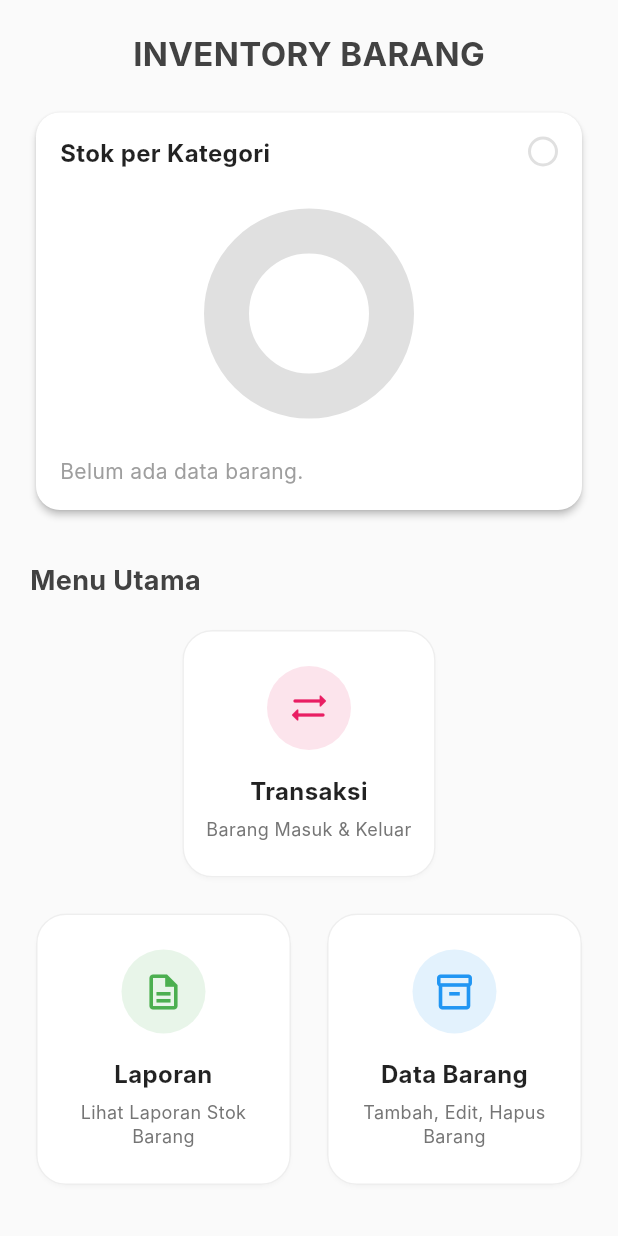
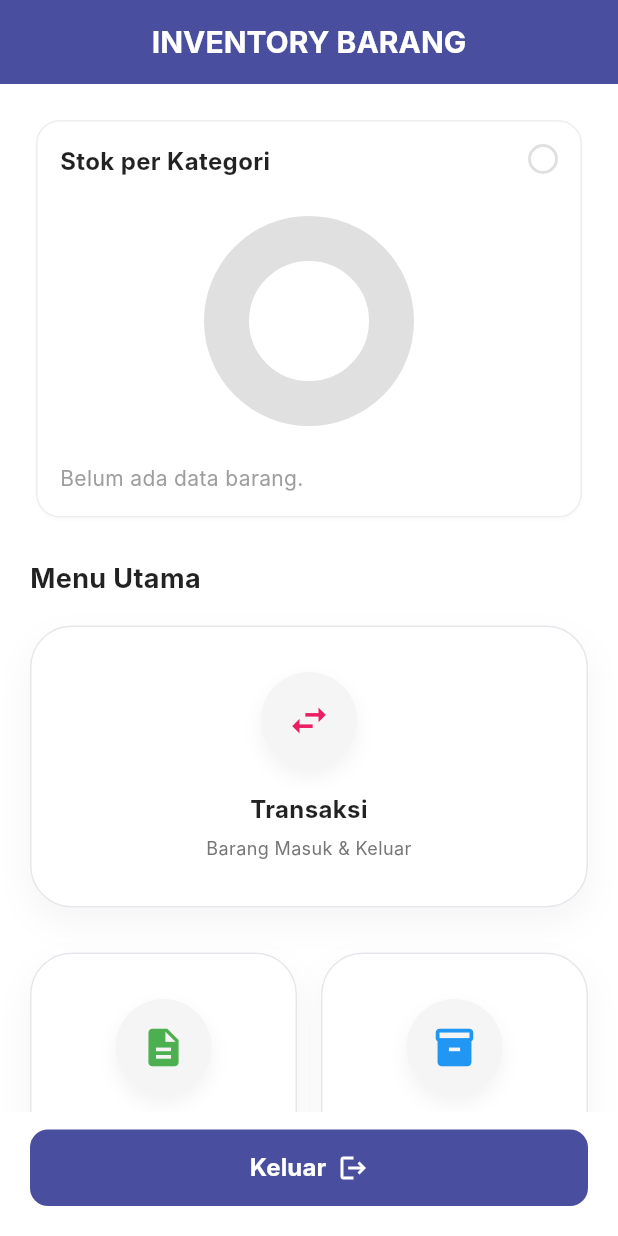
Before and after one commit to Bissmln/KP, a Flutter app: the screen it shows after launch, on a phone screen of 412 x 824 dp. Run offline on Flutter 3.47's test engine with Material 3 defaults, Android fonts, the phone set to English and light mode, and no system bars; drawn by our look-alikes of fl_chart; our stand-ins replace cloud_firestore, firebase_core; accounts and stored records are empty; Roboto replaces fonts that are missing (Inter).

```diff
--- a/lib/ui/dashboard_page.dart
+++ b/lib/ui/dashboard_page.dart
@@ -2,6 +2,10 @@
 import 'package:flutter/material.dart';
 import 'package:fl_chart/fl_chart.dart';
 import 'package:cloud_firestore/cloud_firestore.dart';
+import 'dart:async';
+import 'package:flutter/services.dart'; // Untuk SystemNavigator.pop()
+
+// Pastikan Anda juga sudah punya file-file ini di folder /ui:
 import 'daftar_barang_page.dart';
 import 'daftar_transaksi_page.dart';
 import 'laporan_page.dart';
@@ -14,7 +18,7 @@ class DashboardPage extends StatefulWidget {
 }
 
 class _DashboardPageState extends State<DashboardPage> {
-  // Daftar warna untuk kategori
+  // Daftar warna untuk palet chart
   final List<Color> colorPalette = [
     Colors.blue,
     Colors.green,
@@ -26,7 +30,7 @@ class _DashboardPageState extends State<DashboardPage> {
     Colors.amber,
   ];
 
-  // Fungsi untuk memproses data dari Firestore
+  // Fungsi untuk memproses data dari Firestore untuk chart
   Map<String, dynamic> _prosesDataSnapshot(List<QueryDocumentSnapshot> docs) {
     Map<String, double> dataKategori = {};
     Map<String, Color> warnaKategori = {};
@@ -37,11 +41,8 @@ class _DashboardPageState extends State<DashboardPage> {
       if (kategori.isEmpty) {
         kategori = 'Lainnya';
       }
-
       num stok = data['stok_awal'] ?? 0;
-
       dataKategori[kategori] = (dataKategori[kategori] ?? 0) + stok.toDouble();
-
       if (!warnaKategori.containsKey(kategori)) {
         warnaKategori[kategori] =
             colorPalette[warnaKategori.length % colorPalette.length];
@@ -52,64 +53,84 @@ class _DashboardPageState extends State<DashboardPage> {
 
   @override
   Widget build(BuildContext context) {
+    const Color primaryColor = Color(0xFF4A4E9E); // Warna ungu utama
+
     return Scaffold(
-      backgroundColor: Colors.grey[50],
+      backgroundColor: Colors.white,
+      appBar: AppBar(
+        title: const Text(
+          'INVENTORY BARANG',
+          style: TextStyle(
+            color: Colors.white,
+            fontWeight: FontWeight.bold,
+            fontSize: 20,
+          ),
+        ),
+        backgroundColor: primaryColor,
+        centerTitle: true,
+        elevation: 0,
+        automaticallyImplyLeading: false, // Hilangkan tombol back di AppBar
+      ),
       body: SafeArea(
-        child: SingleChildScrollView(
-          padding: const EdgeInsets.all(20.0),
+        // 1. Body utama menggunakan Column agar bisa dibagi jadi 2 bagian
         child: Column(
           crossAxisAlignment: CrossAxisAlignment.start,
           children: [
-              Center(
-                child: Text(
-                  'INVENTORY BARANG',
-                  style: TextStyle(
-                    fontSize: 22,
-                    fontWeight: FontWeight.bold,
-                    color: Colors.grey[800],
-                  ),
-                ),
-              ),
-              const SizedBox(height: 20),
-
-              // KARTU PIE CHART DIBUNGKUS STREAMBUILDER
+            // 2. BAGIAN KONTEN (SCROLLABLE)
+            Expanded(
+              // Expanded mengisi semua ruang yang tersisa
+              child: SingleChildScrollView(
+                // Konten ini sekarang bisa di-scroll jika layarnya pendek
+                padding: const EdgeInsets.fromLTRB(20, 20, 20, 0),
+                child: Column(
+                  crossAxisAlignment: CrossAxisAlignment.start,
+                  children: [
                     _buildChartStream(),
-
-              const SizedBox(height: 30),
+                    const SizedBox(height: 24),
                     Text(
                       'Menu Utama',
                       style: TextStyle(
                         fontSize: 18,
                         fontWeight: FontWeight.bold,
-                  color: Colors.grey[800],
+                        color: Colors.black87,
                       ),
                     ),
-              const SizedBox(height: 16),
+                    const SizedBox(height: 12),
                     _buildMenuGrid(),
-              const SizedBox(height: 30),
-              _buildLogoutButton(),
+                    const SizedBox(height: 20), // Spasi di akhir area scroll
                   ],
                 ),
+              ),
+            ),
+
+            // 3. BAGIAN TOMBOL (STATIS/TIDAK SCROLL)
+            // Tombol ini ada di luar Expanded, jadi akan menempel di bawah
+            Padding(
+              padding: const EdgeInsets.fromLTRB(20, 12, 20, 20),
+              child: _buildLogoutButton(),
+            ),
+          ],
         ),
       ),
     );
   }
 
-  // Widget baru untuk StreamBuilder Pie Chart
+  // Widget untuk StreamBuilder Pie Chart
   Widget _buildChartStream() {
     return StreamBuilder<QuerySnapshot>(
       stream: FirebaseFirestore.instance.collection('barang').snapshots(),
       builder: (context, snapshot) {
         if (snapshot.connectionState == ConnectionState.waiting) {
-          return _buildLoadingChartCard();
+          return _buildLoadingChartCard(); // Tampilan loading
         }
         if (snapshot.hasError) {
           return const Center(child: Text('Error memuat data chart'));
         }
         if (!snapshot.hasData || snapshot.data!.docs.isEmpty) {
-          return _buildChartCard({}, {});
+          return _buildChartCard({}, {}); // Tampilan data kosong
         }
 
+        // Proses data jika berhasil didapat
         var processedData = _prosesDataSnapshot(snapshot.data!.docs);
         Map<String, double> dataKategori = processedData['data'];
         Map<String, Color> warnaKategori = processedData['warna'];
@@ -119,11 +140,15 @@ class _DashboardPageState extends State<DashboardPage> {
     );
   }
 
-  // Widget untuk tampilan loading chart
+  // Tampilan kartu loading
   Widget _buildLoadingChartCard() {
     return Card(
-      elevation: 2,
-      shape: RoundedRectangleBorder(borderRadius: BorderRadius.circular(16)),
+      elevation: 1,
+      shadowColor: Colors.black.withOpacity(0.1),
+      shape: RoundedRectangleBorder(
+        borderRadius: BorderRadius.circular(16),
+        side: BorderSide(color: Colors.grey[200]!, width: 1),
+      ),
       color: Colors.white,
       child: Container(
         height: 250,
@@ -141,7 +166,9 @@ class _DashboardPageState extends State<DashboardPage> {
             ),
             const Expanded(
               child: Center(
-                child: CircularProgressIndicator(),
+                child: CircularProgressIndicator(
+                  color: Color(0xFF4A4E9E),
+                ),
               ),
             ),
             const Text('Memuat data...', style: TextStyle(color: Colors.grey)),
@@ -151,12 +178,16 @@ class _DashboardPageState extends State<DashboardPage> {
     );
   }
 
-  // Widget kartu Pie Chart
+  // Tampilan kartu Pie Chart setelah data dimuat
   Widget _buildChartCard(
       Map<String, double> dataKategori, Map<String, Color> warnaKategori) {
     return Card(
-      elevation: 2,
-      shape: RoundedRectangleBorder(borderRadius: BorderRadius.circular(16)),
+      elevation: 1,
+      shadowColor: Colors.black.withOpacity(0.1),
+      shape: RoundedRectangleBorder(
+        borderRadius: BorderRadius.circular(16),
+        side: BorderSide(color: Colors.grey[200]!, width: 1),
+      ),
       color: Colors.white,
       child: Stack(
         children: [
@@ -175,13 +206,14 @@ class _DashboardPageState extends State<DashboardPage> {
                 ),
                 const SizedBox(height: 20),
                 SizedBox(
-                  height: 150,
+                  height: 150, // Tinggi Pie Chart
                   child: PieChart(
                     PieChartData(
-                      sections: _generateChartSections(dataKategori, warnaKategori),
+                      sections:
+                          _generateChartSections(dataKategori, warnaKategori),
                       borderData: FlBorderData(show: false),
                       sectionsSpace: 2,
-                      centerSpaceRadius: 40,
+                      centerSpaceRadius: 40, // Ukuran lubang tengah
                     ),
                   ),
                 ),
@@ -208,7 +240,7 @@ class _DashboardPageState extends State<DashboardPage> {
     );
   }
 
-  // Fungsi untuk membuat section PieChart secara dinamis
+  // Fungsi untuk generate bagian-bagian Pie Chart
   List<PieChartSectionData> _generateChartSections(
       Map<String, double> dataKategori, Map<String, Color> warnaKategori) {
     if (dataKategori.isEmpty) {
@@ -231,11 +263,12 @@ class _DashboardPageState extends State<DashboardPage> {
     }).toList();
   }
 
-  // Fungsi untuk membuat Legend secara dinamis
+  // Fungsi untuk generate legenda di bawah Pie Chart
   Widget _buildDynamicLegend(
       Map<String, double> dataKategori, Map<String, Color> warnaKategori) {
     if (dataKategori.isEmpty) {
-      return const Text('Belum ada data barang.', style: TextStyle(color: Colors.grey));
+      return const Text('Belum ada data barang.',
+          style: TextStyle(color: Colors.grey));
     }
     return Wrap(
       spacing: 16.0,
@@ -249,6 +282,7 @@ class _DashboardPageState extends State<DashboardPage> {
     );
   }
 
+  // Tampilan satu item legenda
   Widget _buildLegendItem(Color color, String text) {
     return Row(
       mainAxisSize: MainAxisSize.min,
@@ -260,64 +294,59 @@ class _DashboardPageState extends State<DashboardPage> {
     );
   }
 
-  // --- FUNGSI MENU GRID YANG DIPERBARUI SESUAI GAMBAR ---
+  // Tampilan grid menu
    Widget _buildMenuGrid() {
     return Column(
       children: [
-        // 1. Kartu Transaksi (lebar penuh)
         _buildMenuCard(
-          icon: Icons.sync_alt_rounded,
-          iconColor: const Color(0xFFE91E63), // Pink
-          iconBackgroundColor: const Color(0xFFFCE4EC), // Pink light
+          icon: Icons.swap_horiz,
+          iconColor: const Color(0xFFE91E63),
+          iconBackgroundColor: const Color(0xFFF5F5F5),
           title: 'Transaksi',
           subtitle: 'Barang Masuk & Keluar',
           onTap: () {
-            print('KARTU TRANSAKSI DIKLIK!');
             Navigator.push(
               context,
-              MaterialPageRoute(builder: (context) => const DaftarTransaksiPage()),
+              MaterialPageRoute(
+                builder: (context) => const DaftarTransaksiPage(),
+              ),
             );
           },
         ),
-
-        const SizedBox(height: 16),
-
-        // 2. Baris untuk Laporan dan Data Barang
+        const SizedBox(height: 18),
         Row(
           children: [
-            // Kartu Laporan (Setengah lebar)
             Expanded(
               child: _buildMenuCard(
-                icon: Icons.description_outlined,
-                iconColor: const Color(0xFF4CAF50), // Green
-                iconBackgroundColor: const Color(0xFFE8F5E9), // Green light
+                icon: Icons.description,
+                iconColor: const Color(0xFF4CAF50),
+                iconBackgroundColor: const Color(0xFFF5F5F5),
                 title: 'Laporan',
                 subtitle: 'Lihat Laporan Stok Barang',
                 onTap: () {
-                  print('CARD LAPORAN DIKLIK!');
                   Navigator.push(
                     context,
-                    MaterialPageRoute(builder: (context) => const LaporanPage()),
+                    MaterialPageRoute(
+                      builder: (context) => const LaporanPage(),
+                    ),
                   );
                 },
               ),
             ),
-
             const SizedBox(width: 16),
-
-            // Kartu Data Barang (Setengah lebar)
             Expanded(
               child: _buildMenuCard(
-                icon: Icons.inventory_2_outlined,
-                iconColor: const Color(0xFF2196F3), // Blue
-                iconBackgroundColor: const Color(0xFFE3F2FD), // Blue light
+                icon: Icons.inventory_2,
+                iconColor: const Color(0xFF2196F3),
+                iconBackgroundColor: const Color(0xFFF5F5F5),
                 title: 'Data Barang',
                 subtitle: 'Tambah, Edit, Hapus Barang',
                 onTap: () {
-                  print('KARTU DATA BARANG DIKLIK!');
                   Navigator.push(
                     context,
-                    MaterialPageRoute(builder: (context) => const DaftarBarangPage()),
+                    MaterialPageRoute(
+                      builder: (context) => const DaftarBarangPage(),
+                    ),
                   );
                 },
               ),
@@ -328,7 +357,6 @@ class _DashboardPageState extends State<DashboardPage> {
     );
   }
 
-  // Widget untuk membuat kartu menu yang diperbarui
   Widget _buildMenuCard({
     required IconData icon,
     required Color iconColor,
@@ -337,40 +365,57 @@ class _DashboardPageState extends State<DashboardPage> {
     required String subtitle,
     required VoidCallback onTap,
   }) {
-    return Card(
-      elevation: 1,
-      shadowColor: Colors.black.withOpacity(0.1),
-      shape: RoundedRectangleBorder(
-        borderRadius: BorderRadius.circular(20),
-        side: BorderSide(color: Colors.grey[200]!, width: 1),
+    return Container(
+      margin: const EdgeInsets.symmetric(vertical: 6),
+      decoration: BoxDecoration(
+        borderRadius: BorderRadius.circular(28),
+        boxShadow: [
+          BoxShadow(
+            color: Colors.black.withOpacity(0.04),
+            blurRadius: 18,
+            offset: const Offset(0, 10),
+            spreadRadius: 1,
           ),
+        ],
+      ),
+      child: Material(
         color: Colors.white,
+        borderRadius: BorderRadius.circular(28),
         child: InkWell(
           onTap: onTap,
-        borderRadius: BorderRadius.circular(20),
-        child: Padding(
-          padding: const EdgeInsets.symmetric(horizontal: 16.0, vertical: 24.0),
+          borderRadius: BorderRadius.circular(28),
+          child: Container(
+            width: double.infinity,
+            padding:
+                const EdgeInsets.symmetric(horizontal: 24.0, vertical: 30.0),
+            decoration: BoxDecoration(
+              borderRadius: BorderRadius.circular(28),
+              border: Border.all(color: const Color(0xFFE5E7EB)),
+            ),
             child: Column(
-            mainAxisAlignment: MainAxisAlignment.center,
-            crossAxisAlignment: CrossAxisAlignment.center,
               mainAxisSize: MainAxisSize.min,
               children: [
-              // Icon dengan background circular
                 Container(
-                width: 56,
-                height: 56,
+                  width: 64,
+                  height: 64,
                   decoration: BoxDecoration(
                     color: iconBackgroundColor,
                     shape: BoxShape.circle,
+                    boxShadow: [
+                      BoxShadow(
+                        color: Colors.black.withOpacity(0.05),
+                        blurRadius: 10,
+                        offset: const Offset(0, 6),
+                      ),
+                    ],
                   ),
                   child: Icon(
                     icon,
                     color: iconColor,
-                  size: 28,
+                    size: 30,
                   ),
                 ),
                 const SizedBox(height: 16),
-              // Title
                 Text(
                   title,
                   textAlign: TextAlign.center,
@@ -381,26 +426,30 @@ class _DashboardPageState extends State<DashboardPage> {
                   ),
                 ),
                 const SizedBox(height: 6),
-              // Subtitle
                 Text(
                   subtitle,
                   textAlign: TextAlign.center,
                   style: TextStyle(
                     color: Colors.grey[600],
                     fontSize: 12,
-                  height: 1.3,
+                    height: 1.4,
                   ),
                 ),
               ],
             ),
           ),
         ),
+      ),
     );
   }
 
+  // Tombol Keluar
   Widget _buildLogoutButton() {
     return ElevatedButton(
-      onPressed: () {},
+      onPressed: () {
+        // Fungsi untuk keluar dari aplikasi
+        SystemNavigator.pop();
+      },
       style: ElevatedButton.styleFrom(
         backgroundColor: const Color(0xFF4A4E9E),
         padding: const EdgeInsets.symmetric(vertical: 14),
--- a/pubspec.yaml
+++ b/pubspec.yaml
@@ -50,6 +50,7 @@ dev_dependencies:
   flutter_test:
     sdk: flutter
 
+
   # The "flutter_lints" package below contains a set of recommended lints to
   # encourage good coding practices. The lint set provided by the package is
   # activated in the `analysis_options.yaml` file located at the root of your
```
Also changed, not shown: lib/transaksi.dart (line endings or trailing spaces), 21 other files. Lines whose indentation alone changed are shown as unchanged.
